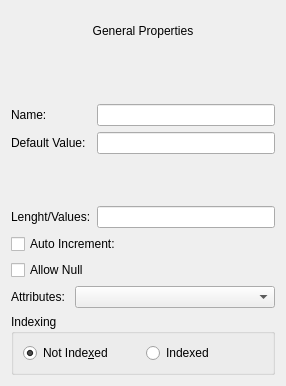
Above: umbrello/dialogs/umlentityattributedialog.ui from KDE/umbrello before the change. Below: the same form after it.
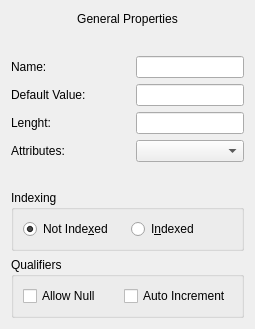
That is the form after the change. Custom widgets are drawn as their Qt base class.

Commit message: Fix layout issues

Patch:
```diff
--- a/umbrello/dialogs/umlentityattributedialog.ui
+++ b/umbrello/dialogs/umlentityattributedialog.ui
@@ -6,8 +6,8 @@
    <rect>
     <x>0</x>
     <y>0</y>
-    <width>286</width>
-    <height>386</height>
+    <width>255</width>
+    <height>329</height>
    </rect>
   </property>
   <property name="windowTitle">
@@ -17,40 +17,21 @@
    <enum>Qt::LeftToRight</enum>
   </property>
   <layout class="QGridLayout" name="gridLayout">
-   <item row="4" column="3">
-    <widget class="QLineEdit" name="defaultValueLE"/>
-   </item>
-   <item row="8" column="0" colspan="4">
-    <widget class="QCheckBox" name="allowNullCB">
+   <item row="2" column="0">
+    <widget class="QLabel" name="label_2">
      <property name="text">
-      <string>Allow Null</string>
+      <string>Name:</string>
      </property>
     </widget>
    </item>
-   <item row="0" column="0" colspan="4">
-    <widget class="QLabel" name="label">
-     <property name="layoutDirection">
-      <enum>Qt::LeftToRight</enum>
-     </property>
+   <item row="3" column="0" colspan="2">
+    <widget class="QLabel" name="label_3">
      <property name="text">
-      <string>General Properties</string>
+      <string>Default Value:</string>
      </property>
-     <property name="alignment">
-      <set>Qt::AlignCenter</set>
-     </property>
     </widget>
    </item>
-   <item row="3" column="3">
-    <widget class="QLineEdit" name="nameLE"/>
-   </item>
-   <item row="6" column="0" colspan="3">
-    <widget class="QLabel" name="label_4">
-     <property name="text">
-      <string>Lenght/Values:</string>
-     </property>
-    </widget>
-   </item>
-   <item row="10" column="0" colspan="4">
+   <item row="7" column="0" colspan="3">
     <widget class="QGroupBox" name="groupBox">
      <property name="title">
       <string>Indexing</string>
@@ -69,52 +50,122 @@
       <item>
        <widget class="QRadioButton" name="indexedRB">
         <property name="text">
-         <string>Indexed</string>
+         <string>I&amp;ndexed</string>
         </property>
        </widget>
       </item>
      </layout>
     </widget>
    </item>
-   <item row="3" column="0">
-    <widget class="QLabel" name="label_2">
-     <property name="text">
-      <string>Name:</string>
+   <item row="8" column="0" colspan="3">
+    <widget class="QGroupBox" name="groupBox_2">
+     <property name="title">
+      <string>Qualifiers</string>
      </property>
+     <layout class="QHBoxLayout" name="horizontalLayout">
+      <item>
+       <widget class="QCheckBox" name="allowNullCB">
+        <property name="text">
+         <string>Allow Null</string>
+        </property>
+       </widget>
+      </item>
+      <item>
+       <widget class="QCheckBox" name="autoIncrementCB">
+        <property name="text">
+         <string>Auto Increment</string>
+        </property>
+       </widget>
+      </item>
+     </layout>
     </widget>
    </item>
-   <item row="4" column="0" colspan="3">
-    <widget class="QLabel" name="label_3">
+   <item row="2" column="2">
+    <widget class="QLineEdit" name="nameLE">
+     <property name="sizePolicy">
+      <sizepolicy hsizetype="Preferred" vsizetype="Fixed">
+       <horstretch>0</horstretch>
+       <verstretch>0</verstretch>
+      </sizepolicy>
+     </property>
+    </widget>
+   </item>
+   <item row="4" column="2">
+    <widget class="QLineEdit" name="lenghtValuesLE">
+     <property name="sizePolicy">
+      <sizepolicy hsizetype="Preferred" vsizetype="Fixed">
+       <horstretch>0</horstretch>
+       <verstretch>0</verstretch>
+      </sizepolicy>
+     </property>
+    </widget>
+   </item>
+   <item row="0" column="0" colspan="3">
+    <widget class="QLabel" name="label">
+     <property name="layoutDirection">
+      <enum>Qt::LeftToRight</enum>
+     </property>
      <property name="text">
-      <string>Default Value:</string>
+      <string>General Properties</string>
      </property>
+     <property name="alignment">
+      <set>Qt::AlignCenter</set>
+     </property>
     </widget>
    </item>
-   <item row="1" column="0" colspan="4">
-    <widget class="UMLDatatypeWidget" name="dataTypeWidget" native="true"/>
+   <item row="1" column="0" colspan="3">
+    <widget class="UMLDatatypeWidget" name="dataTypeWidget" native="true">
+     <property name="sizePolicy">
+      <sizepolicy hsizetype="Preferred" vsizetype="Preferred">
+       <horstretch>0</horstretch>
+       <verstretch>0</verstretch>
+      </sizepolicy>
+     </property>
+    </widget>
    </item>
-   <item row="9" column="0" colspan="2">
+   <item row="3" column="2">
+    <widget class="QLineEdit" name="defaultValueLE">
+     <property name="sizePolicy">
+      <sizepolicy hsizetype="Preferred" vsizetype="Fixed">
+       <horstretch>0</horstretch>
+       <verstretch>0</verstretch>
+      </sizepolicy>
+     </property>
+    </widget>
+   </item>
+   <item row="4" column="0">
+    <widget class="QLabel" name="label_4">
+     <property name="text">
+      <string>Lenght:</string>
+     </property>
+    </widget>
+   </item>
+   <item row="5" column="0">
     <widget class="QLabel" name="label_5">
      <property name="text">
       <string>Attributes:</string>
      </property>
     </widget>
    </item>
-   <item row="9" column="2" colspan="2">
-    <widget class="QComboBox" name="attributeTypesCB"/>
-   </item>
-   <item row="7" column="0" colspan="4">
-    <widget class="QCheckBox" name="autoIncrementCB">
-     <property name="text">
-      <string>Auto Increment:</string>
+   <item row="5" column="2">
+    <widget class="QComboBox" name="attributeTypesCB">
+     <property name="sizePolicy">
+      <sizepolicy hsizetype="Preferred" vsizetype="Fixed">
+       <horstretch>0</horstretch>
+       <verstretch>0</verstretch>
+      </sizepolicy>
      </property>
     </widget>
    </item>
-   <item row="5" column="0" colspan="4">
-    <widget class="UMLStereotypeWidget" name="stereotypeWidget" native="true"/>
-   </item>
-   <item row="6" column="3">
-    <widget class="QLineEdit" name="lenghtValuesLE"/>
+   <item row="6" column="0" colspan="3">
+    <widget class="UMLStereotypeWidget" name="stereotypeWidget" native="true">
+     <property name="sizePolicy">
+      <sizepolicy hsizetype="Preferred" vsizetype="Preferred">
+       <horstretch>0</horstretch>
+       <verstretch>0</verstretch>
+      </sizepolicy>
+     </property>
+    </widget>
    </item>
   </layout>
  </widget>
```
